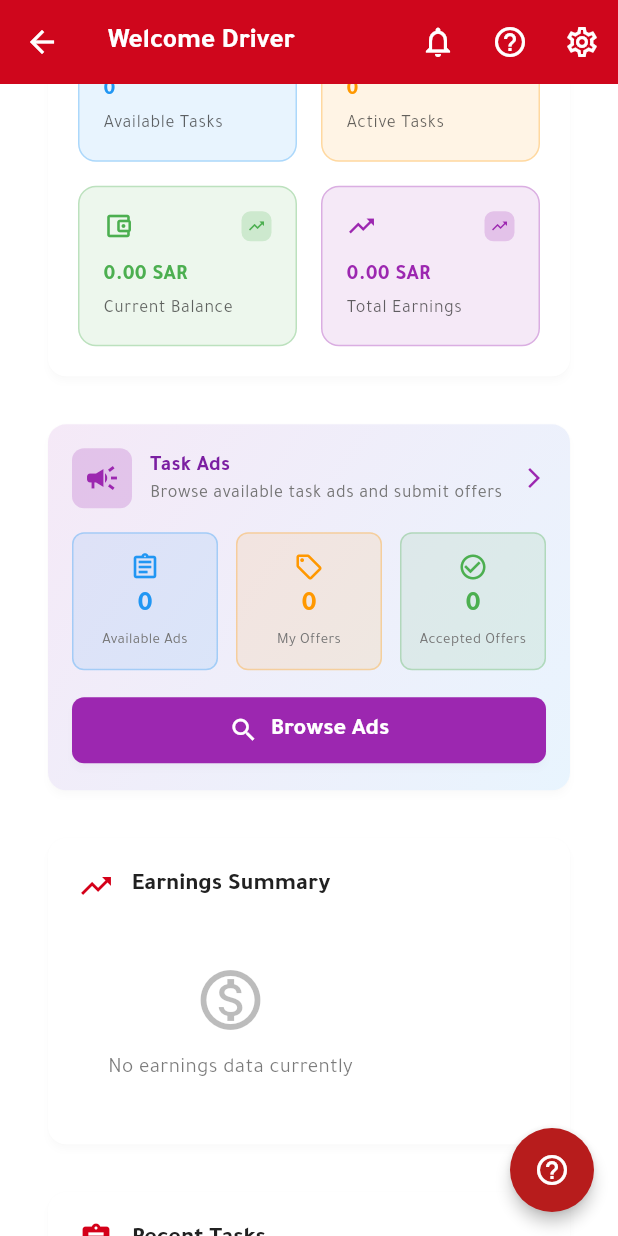
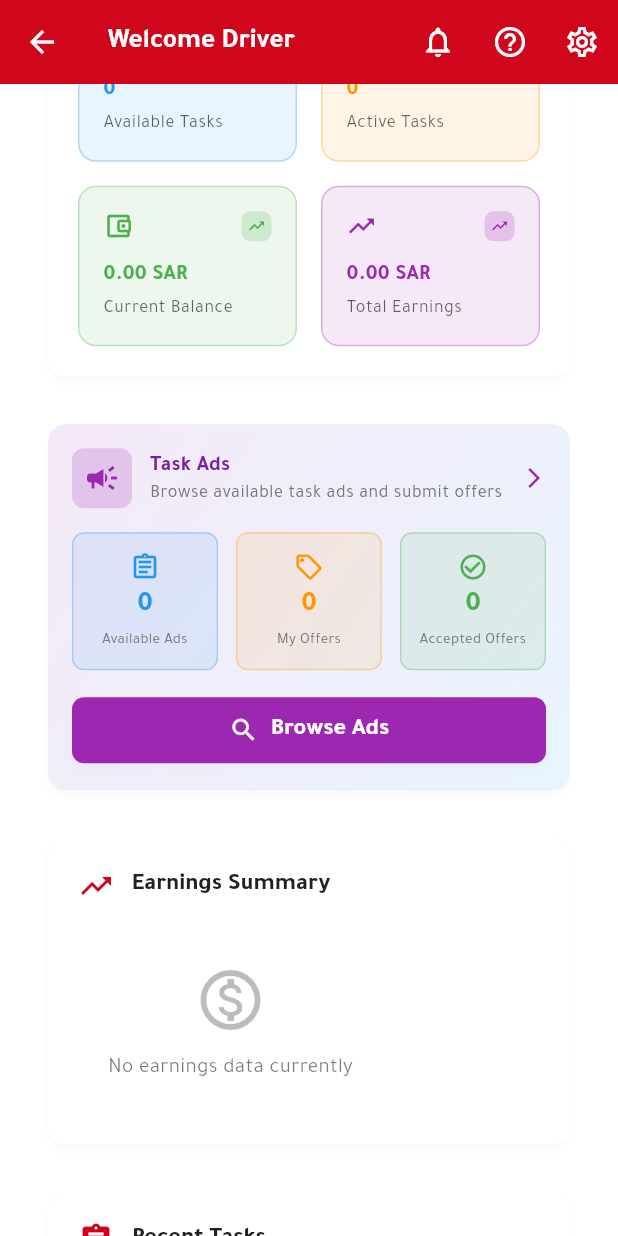
Before and after one commit to Osama-JS/app_safedest_driver, a Flutter app: the HomeScreen screen opened directly, scrolled down 576 dp, on a phone screen of 412 x 824 dp. Run offline on Flutter 3.47's test engine with Material 3 defaults, Android fonts, the phone set to English and light mode, and no system bars; our stand-ins replace cached_network_image, file_picker, firebase_core, firebase_messaging, fl_chart, flutter_local_notifications and 9 more; missing offline and left inert: tutorial_coach_mark; accounts and stored records are empty; network calls fail.

Commit message:
saeed
saeed

```diff
--- a/lib/screens/main/home_screen.dart
+++ b/lib/screens/main/home_screen.dart
@@ -348,18 +348,18 @@ class _HomeScreenState extends State<HomeScreen> {
           ],
         ),
       ),
-        floatingActionButton: FloatingActionButton(
-          key: _helpKey,
-          backgroundColor: Colors.red.shade900,
-          onPressed: () async {
-            _reviewTutorial();
-            // _viewTutorial();
-            // _createTutorial();
-            // tutorialCoachMark?.show(context: context);
-
-          },
-          child: const Icon(Icons.help_outline, color: Colors.white),
-        )
+        // floatingActionButton: FloatingActionButton(
+        //   key: _helpKey,
+        //   backgroundColor: Colors.red.shade900,
+        //   onPressed: () async {
+        //     _reviewTutorial();
+        //     // _viewTutorial();
+        //     // _createTutorial();
+        //     // tutorialCoachMark?.show(context: context);
+        //
+        //   },
+        //   child: const Icon(Icons.help_outline, color: Colors.white),
+        // )
 
     );
   }
--- a/lib/screens/main/tasks_screen.dart
+++ b/lib/screens/main/tasks_screen.dart
@@ -26,6 +26,7 @@ class _TasksScreenState extends State<TasksScreen>
   @override
   void initState() {
     super.initState();
+
     _tabController = TabController(length: 3, vsync: this);
     WidgetsBinding.instance.addPostFrameCallback((_) {
       _loadTasks();
--- a/lib/screens/main/wallet_screen.dart
+++ b/lib/screens/main/wallet_screen.dart
@@ -29,6 +29,7 @@ class _WalletScreenState extends State<WalletScreen> {
   @override
   void initState() {
     super.initState();
+
     WidgetsBinding.instance.addPostFrameCallback((_) {
       _loadWalletData();
       _checkTutorial();
```
Also changed, not shown: lib/models/api_response.dart (+12 -1 lines), lib/screens/main/main_screen.dart (+6 -1 lines).
